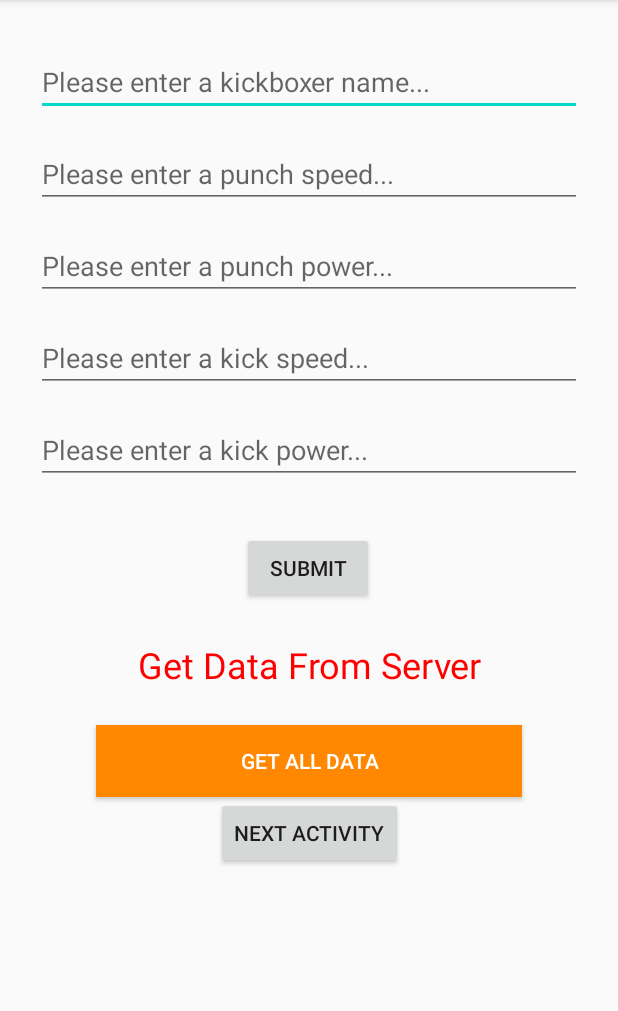
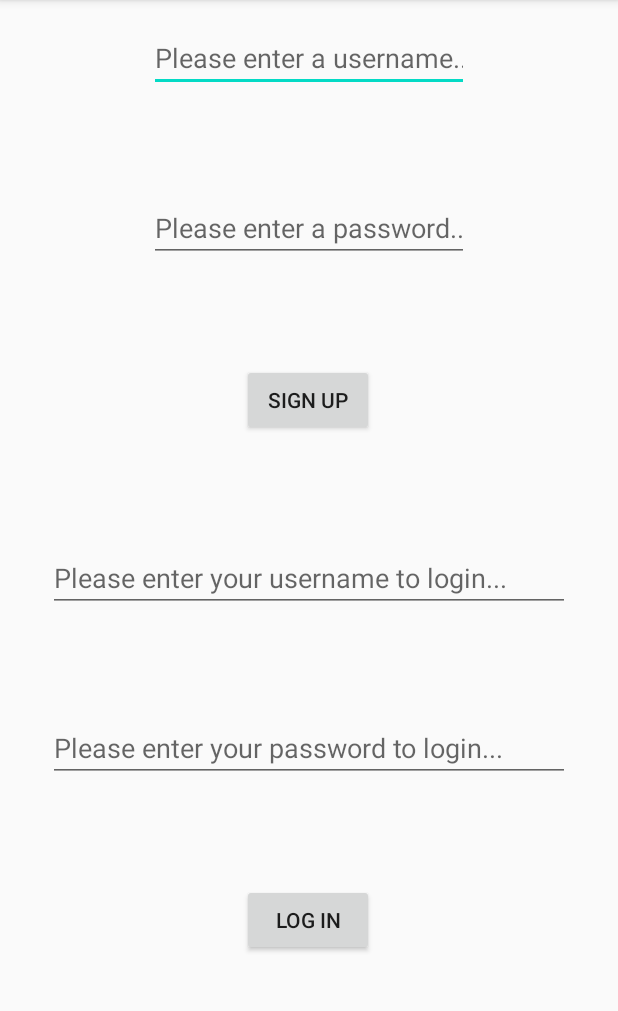
Before and after one commit to brmanis/INSTAGRAM_CLONE_REV, an Android app: the screen it shows after launch (MainActivity before the commit, SignUpLoginActivity after it), after a tap on "NEXT ACTIVITY", on a phone screen of 412 x 824 dp, the part 84-1095 px from its top. Run offline under Robolectric (Android 15) with nearby library versions, the phone set to English and light mode, and no system bars; libraries missing offline, so code that uses them is left out: com.parse, com.shashank.sony; 1 statement that could not run was skipped.

Commit message:
SignUp and Login Parse Functionalities

```diff
--- a/app/src/main/AndroidManifest.xml
+++ b/app/src/main/AndroidManifest.xml
@@ -1,16 +1,19 @@
 <?xml version="1.0" encoding="utf-8"?>
 <manifest xmlns:android="http://schemas.android.com/apk/res/android"
     package="com.example.instagram_clone">
+
     <application
+        android:name=".app"
         android:allowBackup="true"
         android:icon="@mipmap/ic_launcher"
         android:label="@string/app_name"
+        android:requestLegacyExternalStorage="true"
         android:roundIcon="@mipmap/ic_launcher_round"
         android:supportsRtl="true"
-        android:theme="@style/AppTheme"
-        android:name=".app"
-        android:requestLegacyExternalStorage="true">
-        <activity android:name=".MainActivity"
+        android:theme="@style/AppTheme">
+        <activity android:name=".WelcomeActivity"></activity>
+        <activity
+            android:name=".MainActivity"
             android:screenOrientation="portrait">
             <intent-filter>
                 <action android:name="android.intent.action.MAIN" />
@@ -18,5 +21,7 @@
                 <category android:name="android.intent.category.LAUNCHER" />
             </intent-filter>
         </activity>
+        <activity android:name=".SignUpLoginActivity"></activity>
     </application>
+
 </manifest>
--- a/app/src/main/java/com/example/instagram_clone/MainActivity.java
+++ b/app/src/main/java/com/example/instagram_clone/MainActivity.java
@@ -2,6 +2,7 @@ package com.example.instagram_clone;
 
 import androidx.appcompat.app.AppCompatActivity;
 
+import android.content.Intent;
 import android.os.Bundle;
 import android.view.View;
 import android.widget.Button;
@@ -87,7 +88,8 @@ public class MainActivity extends AppCompatActivity {
         btnTransition.setOnClickListener(new View.OnClickListener() {
             @Override
             public void onClick(View view) {
-
+                Intent intent = new Intent(MainActivity.this, SignUpLoginActivity.class);
+                startActivity(intent);
             }
         });
 
--- a/app/src/main/java/com/example/instagram_clone/SignUpLoginActivity.java
+++ b/app/src/main/java/com/example/instagram_clone/SignUpLoginActivity.java
@@ -1,4 +1,80 @@
 package com.example.instagram_clone;
 
-public class SignUpLoginActivity {
+import android.os.Bundle;
+import android.view.View;
+import android.widget.Button;
+import android.widget.EditText;
+
+import androidx.annotation.Nullable;
+import androidx.appcompat.app.AppCompatActivity;
+
+import com.parse.LogInCallback;
+import com.parse.ParseException;
+import com.parse.ParseUser;
+import com.parse.SignUpCallback;
+import com.shashank.sony.fancytoastlib.FancyToast;
+
+public class SignUpLoginActivity extends AppCompatActivity {
+    private EditText edtUname,edtpWord,edtLoginUname,edtLoginPWord;
+    private Button btnSignUp1,btnLogin1;
+    @Override
+    protected void onCreate(@Nullable Bundle savedInstanceState) {
+        super.onCreate(savedInstanceState);
+        setContentView(R.layout.sign_up_login_activity);
+        edtUname=findViewById(R.id.edtUsername);
+        edtpWord=findViewById(R.id.edtPassword);
+        edtLoginUname=findViewById(R.id.edtLoginUsername);
+        edtLoginPWord=findViewById(R.id.edtLoginPassword);
+        btnSignUp1=findViewById(R.id.btnSignUp);
+        btnLogin1=findViewById(R.id.btnLogin);
+
+        btnLogin1.setOnClickListener(new View.OnClickListener() {
+            @Override
+            public void onClick(View view) {
+                ParseUser.logInInBackground(edtLoginUname.getText().toString(),
+                        edtLoginPWord.getText().toString(), new LogInCallback() {
+                    @Override
+                    public void done(ParseUser user, ParseException e) {
+                        if(user !=null && e==null){
+                            FancyToast.makeText(SignUpLoginActivity.this,user.get("username")+" is logged in successfully",FancyToast.LENGTH_LONG,FancyToast.SUCCESS,true).show();
+
+                        }else{
+                            FancyToast.makeText(SignUpLoginActivity.this,e.getMessage(),FancyToast.LENGTH_LONG,FancyToast.ERROR,true).show();
+
+
+                        }
+                    }
+                });
+
+            }
+        });
+        btnSignUp1.setOnClickListener(new View.OnClickListener() {
+            @Override
+            public void onClick(View view) {
+                final ParseUser appUser = new ParseUser();
+                appUser.setUsername(edtUname.getText().toString());
+                appUser.setPassword(edtpWord.getText().toString());
+
+                appUser.signUpInBackground(new SignUpCallback() {
+                    @Override
+                    public void done(ParseException e) {
+                        if(e==null){
+                            FancyToast.makeText(SignUpLoginActivity.this,appUser.get("username")+" is signed up successfully",FancyToast.LENGTH_LONG,FancyToast.SUCCESS,true).show();
+
+                        }else{
+                            FancyToast.makeText(SignUpLoginActivity.this,e.getMessage(),FancyToast.LENGTH_LONG,FancyToast.ERROR,true).show();
+
+                        }
+                    }
+                });
+
+
+
+
+
+
+
+            }
+        });
+    }
 }
--- /dev/null
+++ b/app/src/main/java/com/example/instagram_clone/WelcomeActivity.java
@@ -0,0 +1,14 @@
+package com.example.instagram_clone;
+
+import androidx.appcompat.app.AppCompatActivity;
+
+import android.os.Bundle;
+
+public class WelcomeActivity extends AppCompatActivity {
+
+    @Override
+    protected void onCreate(Bundle savedInstanceState) {
+        super.onCreate(savedInstanceState);
+        setContentView(R.layout.activity_welcome);
+    }
+}
--- /dev/null
+++ b/app/src/main/res/layout/activity_welcome.xml
@@ -0,0 +1,9 @@
+<?xml version="1.0" encoding="utf-8"?>
+<androidx.constraintlayout.widget.ConstraintLayout xmlns:android="http://schemas.android.com/apk/res/android"
+    xmlns:app="http://schemas.android.com/apk/res-auto"
+    xmlns:tools="http://schemas.android.com/tools"
+    android:layout_width="match_parent"
+    android:layout_height="match_parent"
+    tools:context=".WelcomeActivity">
+
+</androidx.constraintlayout.widget.ConstraintLayout>
--- /dev/null
+++ b/app/src/main/res/layout/sign_up_login_activity.xml
@@ -0,0 +1,84 @@
+<?xml version="1.0" encoding="utf-8"?>
+<androidx.constraintlayout.widget.ConstraintLayout
+    xmlns:android="http://schemas.android.com/apk/res/android"
+    xmlns:app="http://schemas.android.com/apk/res-auto"
+    xmlns:tools="http://schemas.android.com/tools"
+    android:layout_width="match_parent"
+    android:layout_height="match_parent">
+
+    <EditText
+        android:id="@+id/edtUsername"
+        android:layout_width="wrap_content"
+        android:layout_height="wrap_content"
+        android:layout_marginTop="16dp"
+        android:ems="10"
+        android:hint="Please enter a username..."
+        android:inputType="textPersonName"
+        app:layout_constraintEnd_toEndOf="parent"
+        app:layout_constraintStart_toStartOf="parent"
+        app:layout_constraintTop_toTopOf="parent" />
+
+    <EditText
+        android:id="@+id/edtPassword"
+        android:layout_width="wrap_content"
+        android:layout_height="wrap_content"
+        android:layout_marginTop="68dp"
+        android:ems="10"
+        android:hint="Please enter a password..."
+        android:inputType="textPassword"
+        app:layout_constraintEnd_toEndOf="parent"
+        app:layout_constraintStart_toStartOf="parent"
+        app:layout_constraintTop_toBottomOf="@+id/edtUsername" />
+
+    <Button
+        android:id="@+id/btnSignUp"
+        android:layout_width="wrap_content"
+        android:layout_height="wrap_content"
+        android:layout_marginTop="68dp"
+        android:text="SIGN UP"
+        app:layout_constraintEnd_toEndOf="parent"
+        app:layout_constraintHorizontal_bias="0.498"
+        app:layout_constraintStart_toStartOf="parent"
+        app:layout_constraintTop_toBottomOf="@+id/edtPassword" />
+
+    <EditText
+        android:id="@+id/edtLoginUsername"
+        android:layout_width="0dp"
+        android:layout_height="wrap_content"
+        android:layout_marginStart="32dp"
+        android:layout_marginTop="72dp"
+        android:layout_marginEnd="32dp"
+        android:ems="10"
+        android:hint="Please enter your username to login..."
+        android:inputType="textPersonName"
+        app:layout_constraintEnd_toEndOf="parent"
+        app:layout_constraintHorizontal_bias="0.497"
+        app:layout_constraintStart_toStartOf="parent"
+        app:layout_constraintTop_toBottomOf="@+id/btnSignUp" />
+
+    <EditText
+        android:id="@+id/edtLoginPassword"
+        android:layout_width="0dp"
+        android:layout_height="wrap_content"
+        android:layout_marginStart="32dp"
+        android:layout_marginTop="68dp"
+        android:layout_marginEnd="32dp"
+        android:ems="10"
+        android:hint="Please enter your password to login..."
+        android:inputType="textPassword"
+        app:layout_constraintEnd_toEndOf="parent"
+        app:layout_constraintHorizontal_bias="0.502"
+        app:layout_constraintStart_toStartOf="parent"
+        app:layout_constraintTop_toBottomOf="@+id/edtLoginUsername" />
+
+    <Button
+        android:id="@+id/btnLogin"
+        android:layout_width="wrap_content"
+        android:layout_height="wrap_content"
+        android:layout_marginTop="68dp"
+        android:text="LOG IN"
+        app:layout_constraintEnd_toEndOf="parent"
+        app:layout_constraintHorizontal_bias="0.498"
+        app:layout_constraintStart_toStartOf="parent"
+        app:layout_constraintTop_toBottomOf="@+id/edtLoginPassword" />
+</androidx.constraintlayout.widget.ConstraintLayout>
```
